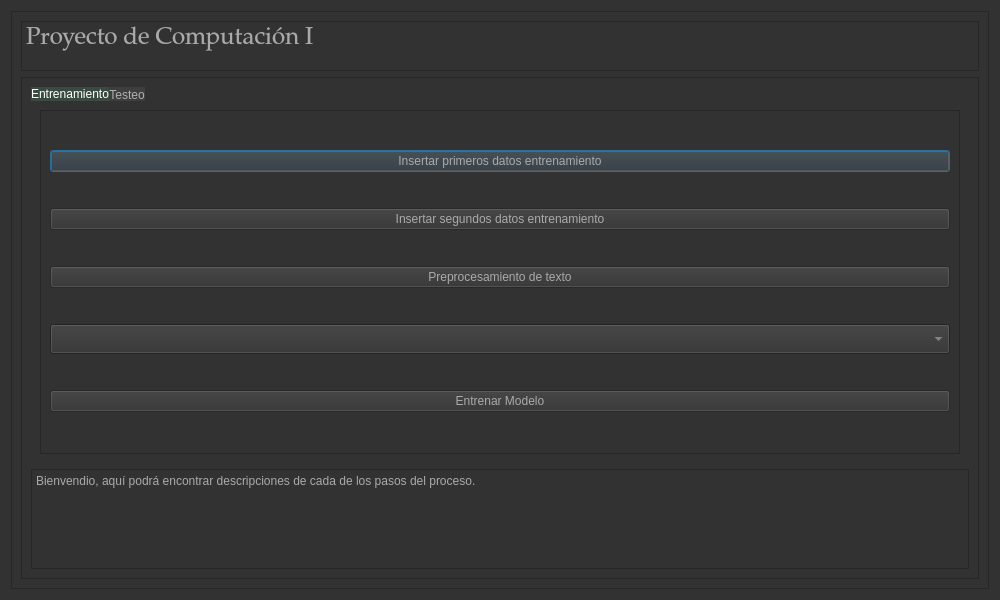
Old version of the form main.ui in the repository clxudiajazmin/Clasificador-de-noticias.
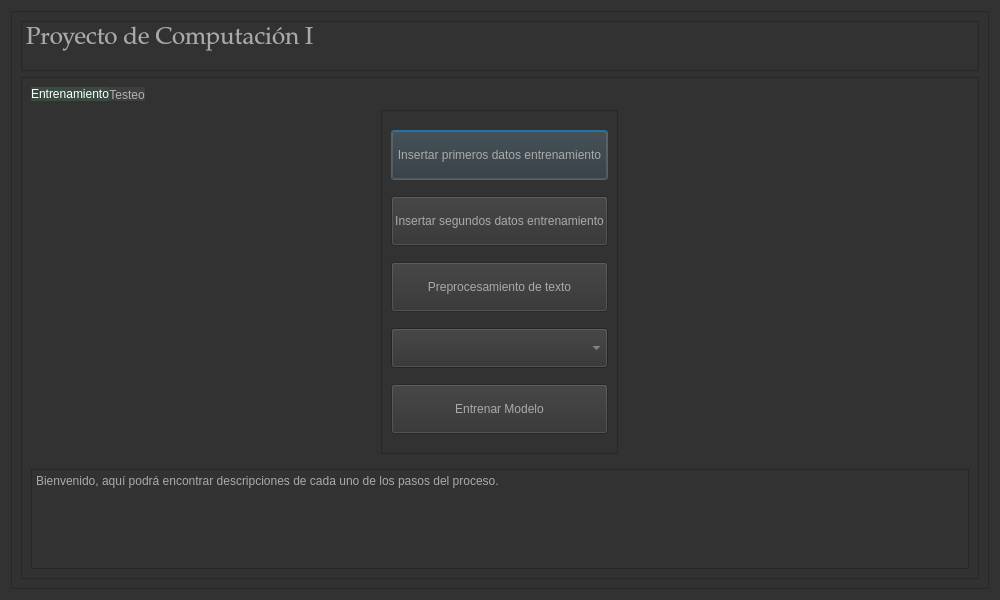
New version of the form. The open tabs and pages were chosen to show the change.

Commit message: probando cosas

```diff
--- a/main.ui
+++ b/main.ui
@@ -359,8 +359,14 @@
              <string>Entrenamiento</string>
             </attribute>
             <layout class="QHBoxLayout" name="horizontalLayout_2">
-             <item>
+             <item alignment="Qt::AlignHCenter">
               <widget class="QFrame" name="frame_5">
+               <property name="font">
+                <font>
+                 <weight>50</weight>
+                 <bold>false</bold>
+                </font>
+               </property>
                <property name="frameShape">
                 <enum>QFrame::StyledPanel</enum>
                </property>
@@ -370,6 +376,18 @@
                <layout class="QVBoxLayout" name="verticalLayout_2">
                 <item>
                  <widget class="QPushButton" name="trainingAddFilesBtn">
+                  <property name="minimumSize">
+                   <size>
+                    <width>0</width>
+                    <height>50</height>
+                   </size>
+                  </property>
+                  <property name="maximumSize">
+                   <size>
+                    <width>300</width>
+                    <height>16777215</height>
+                   </size>
+                  </property>
                   <property name="text">
                    <string>Insertar primeros datos entrenamiento</string>
                   </property>
@@ -380,6 +398,18 @@
                   <property name="enabled">
                    <bool>false</bool>
                   </property>
+                  <property name="minimumSize">
+                   <size>
+                    <width>0</width>
+                    <height>50</height>
+                   </size>
+                  </property>
+                  <property name="maximumSize">
+                   <size>
+                    <width>300</width>
+                    <height>16777215</height>
+                   </size>
+                  </property>
                   <property name="text">
                    <string>Insertar segundos datos entrenamiento</string>
                   </property>
@@ -390,6 +420,18 @@
                   <property name="enabled">
                    <bool>false</bool>
                   </property>
+                  <property name="minimumSize">
+                   <size>
+                    <width>0</width>
+                    <height>50</height>
+                   </size>
+                  </property>
+                  <property name="maximumSize">
+                   <size>
+                    <width>300</width>
+                    <height>16777215</height>
+                   </size>
+                  </property>
                   <property name="text">
                    <string>Preprocesamiento de texto</string>
                   </property>
@@ -403,7 +445,13 @@
                   <property name="minimumSize">
                    <size>
                     <width>0</width>
-                    <height>30</height>
+                    <height>40</height>
+                   </size>
+                  </property>
+                  <property name="maximumSize">
+                   <size>
+                    <width>300</width>
+                    <height>16777215</height>
                    </size>
                   </property>
                  </widget>
@@ -413,6 +461,18 @@
                   <property name="enabled">
                    <bool>false</bool>
                   </property>
+                  <property name="minimumSize">
+                   <size>
+                    <width>0</width>
+                    <height>50</height>
+                   </size>
+                  </property>
+                  <property name="maximumSize">
+                   <size>
+                    <width>300</width>
+                    <height>16777215</height>
+                   </size>
+                  </property>
                   <property name="text">
                    <string>Entrenar Modelo</string>
                   </property>
@@ -540,7 +600,7 @@
             <bool>false</bool>
            </property>
            <property name="plainText">
-            <string notr="true">Bienvendio, aquí podrá encontrar descripciones de cada de los pasos del proceso.
+            <string notr="true">Bienvenido, aquí podrá encontrar descripciones de cada uno de los pasos del proceso.
 </string>
            </property>
            <property name="centerOnScroll">
```
Left out of the diff: 9 changed lines with no effect on the pictures. The commit also changes 1 other file.
